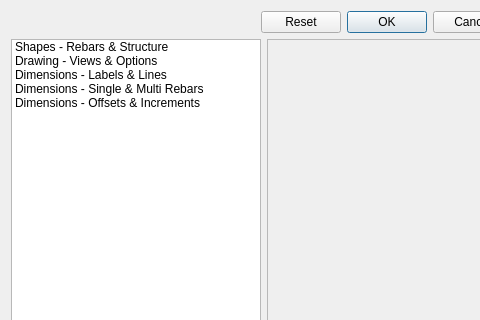
Old version of the form ReinforcementDrawing/ReinforcementDrawingDimensioning_Main.ui in the repository amrit3701/FreeCAD-Reinforcement; both pictures show x 0 to 480 and y 0 to 320 of the 945 by 577 pixel window.
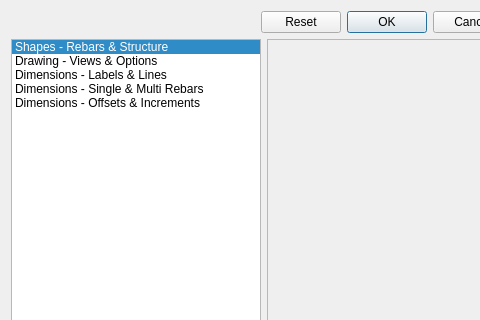
New version of the form.

Commit message:
Improve Drawing Dimensioning UIs
- Change type of UI files from QDialog to QWidgets, which needs to be
  loaded into QStackedWidget in Main UI file.
- Remove unnecessary Horizontal layouts and use Grid layouts instead of
  combination of Horizontal and Form layout.
- Rename file ReinforcementDrawingAndDimensioning_Shapes.ui to
  ReinforcementDrawingDimensioning_Shapes.ui to keep consistency in UI
  files name.

The edit to the form file:
```diff
--- a/ReinforcementDrawing/ReinforcementDrawingDimensioning_Main.ui
+++ b/ReinforcementDrawing/ReinforcementDrawingDimensioning_Main.ui
@@ -55,10 +55,7 @@
     </widget>
    </item>
    <item row="1" column="0">
-    <layout class="QHBoxLayout" name="listStackedWidgetHorizontalLayout" stretch="0,1">
-     <property name="sizeConstraint">
-      <enum>QLayout::SetDefaultConstraint</enum>
-     </property>
+    <layout class="QHBoxLayout" name="list_stacked_widget_horizontal_layout" stretch="0,1">
      <item>
       <widget class="QListWidget" name="reinforcementDimension_listWidget">
        <property name="enabled">
@@ -83,7 +80,7 @@
         <enum>QAbstractScrollArea::AdjustToContents</enum>
        </property>
        <property name="currentRow">
-        <number>-1</number>
+        <number>0</number>
        </property>
        <item>
         <property name="text">
```
Left out of the diff: 16 changed lines with no effect on the pictures. The commit also changes 6 other files.
